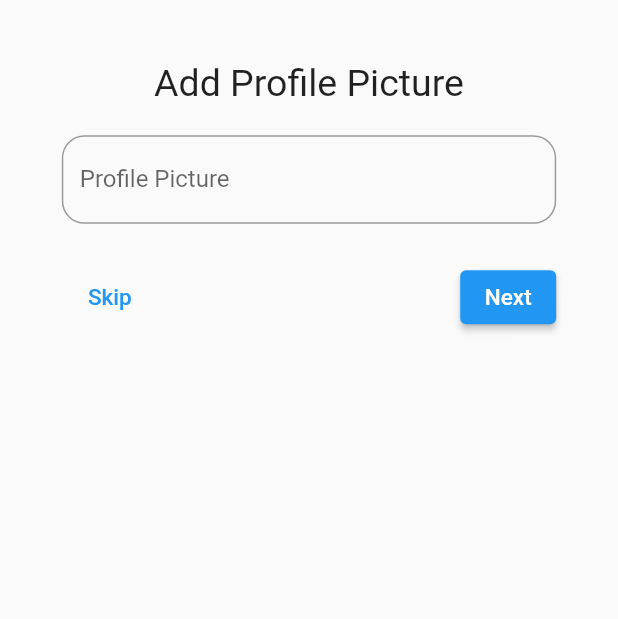
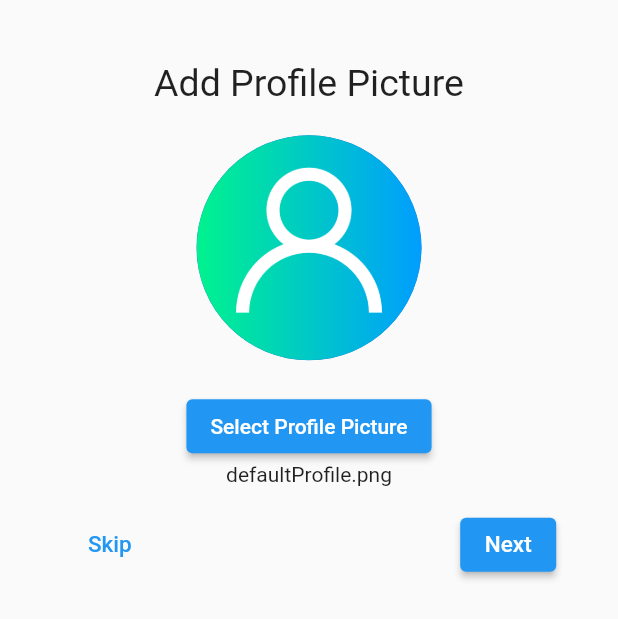
Before and after one commit to gaurishankar007/WatchMe-Flutter, a Flutter app: the screen it shows after launch, on a phone screen of 412 x 824 dp. Shown: the top 619 px of the screen. Run offline on Flutter 3.47's test engine with Material 2 defaults, Android fonts, the phone set to English and light mode, and no system bars; our stand-ins replace country_picker, file_picker, flutter_holo_date_picker, form_field_validator, motion_toast, open_file.

```diff
--- a/lib/screens/registration/address.dart
+++ b/lib/screens/registration/address.dart
@@ -89,7 +89,7 @@ class _AddressState extends State<Address> {
                             child: Row(
                               children: [
                                 Text(
-                                  pCountry,
+                                  tCountry,
                                   textAlign: TextAlign.center,
                                   style: TextStyle(
                                     fontSize: 14,
--- a/lib/screens/registration/profile_pic.dart
+++ b/lib/screens/registration/profile_pic.dart
@@ -1,5 +1,8 @@
+import 'dart:io';
+
 import 'package:flutter/material.dart';
-import 'package:form_field_validator/form_field_validator.dart';
+import 'package:file_picker/file_picker.dart';
+import 'package:open_file/open_file.dart';
 import 'package:motion_toast/motion_toast.dart';
 
 class AddProfilePicture extends StatefulWidget {
@@ -11,7 +14,8 @@ class AddProfilePicture extends StatefulWidget {
 
 class _AddProfilePictureState extends State<AddProfilePicture> {
   final _formKey = GlobalKey<FormState>();
-  String profilePicture = "";
+  String profilePicture = "defaultProfile.png";
+  String profilePicturePath = "images/defaultProfile.png";
 
   @override
   Widget build(BuildContext context) {
@@ -35,24 +39,50 @@ class _AddProfilePictureState extends State<AddProfilePicture> {
                   SizedBox(
                     height: 20,
                   ),
-                  TextFormField(
-                    onSaved: (value) {
-                      profilePicture = value!;
-                    },
-                    validator: MultiValidator([
-                      RequiredValidator(
-                          errorText: "Profile picture not selected!"),
-                    ]),
-                    decoration: InputDecoration(
-                      labelText: "Profile Picture",
-                      hintText: "Select a profile picture.....",
-                      border: OutlineInputBorder(
-                        borderRadius: BorderRadius.circular(15),
+                  (profilePicture == "defaultProfile.png")
+                      ? CircleAvatar(
+                          radius: 75,
+                          backgroundImage: AssetImage(profilePicturePath),
+                        )
+                      : CircleAvatar(
+                          radius: 75,
+                          backgroundImage: FileImage(File(profilePicture)),
+                        ),
+                  SizedBox(
+                    height: 20,
+                  ),
+                  Column(
+                    children: [
+                      ElevatedButton(
+                        onPressed: () async {
+                          final picProfile =
+                              await FilePicker.platform.pickFiles(
+                            allowMultiple: false,
+                            type: FileType.image,
+                            // allowedExtensions: ['png', 'jpg'], // Error
+                          );
+                          if (picProfile == null) {
+                            return;
+                          }
+
+                          final pickedProfile = picProfile.files.first;
+                          // OpenFile.open(pickedProfile.path);
+                          setState(() {
+                            profilePicture = pickedProfile.name;
+                            profilePicturePath = pickedProfile.path!;
+                          });
+                        },
+                        child: Text("Select Profile Picture"),
                       ),
-                    ),
+                      Text(
+                        profilePicture,
+                        textAlign: TextAlign.center,
+                        style: TextStyle(),
+                      )
+                    ],
                   ),
                   SizedBox(
-                    height: 25,
+                    height: 15,
                   ),
                   Row(
                     mainAxisAlignment: MainAxisAlignment.spaceBetween,
--- a/pubspec.yaml
+++ b/pubspec.yaml
@@ -38,6 +38,8 @@ dependencies:
   motion_toast: ^2.0.0
   flutter_holo_date_picker: ^1.0.1+2
   country_picker: ^2.0.9
+  file_picker: ^4.3.1
+  open_file: ^3.2.1
 
 dev_dependencies:
   flutter_test:
```
Also changed, not shown: images/defaultProfile.png (added), pubspec.lock.
